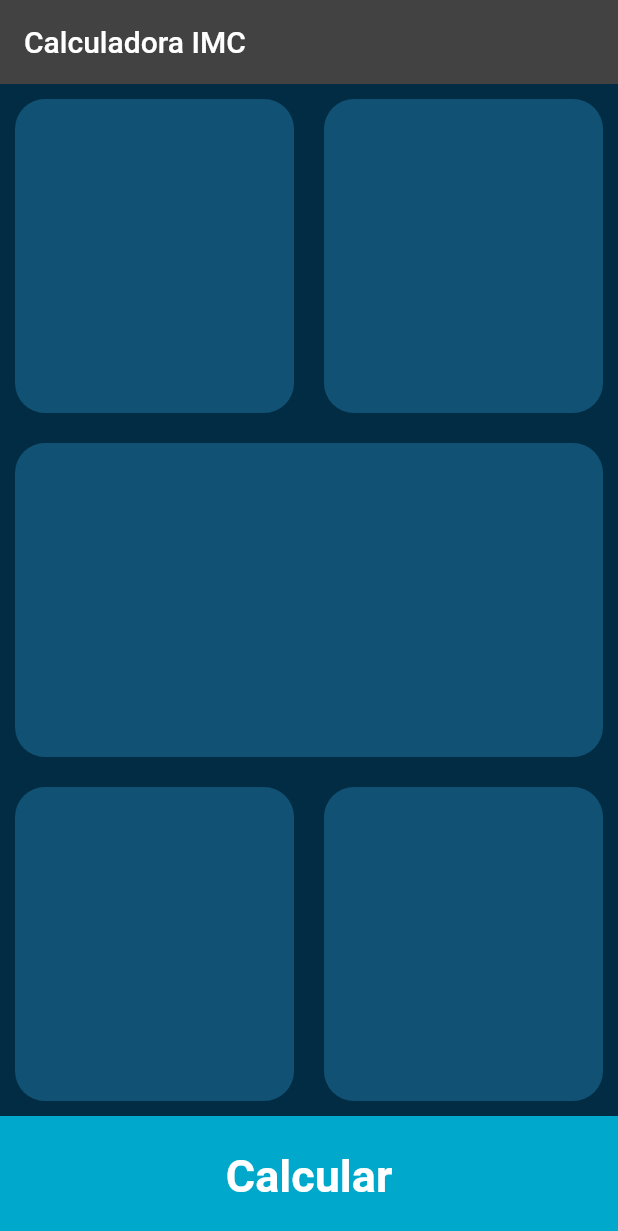
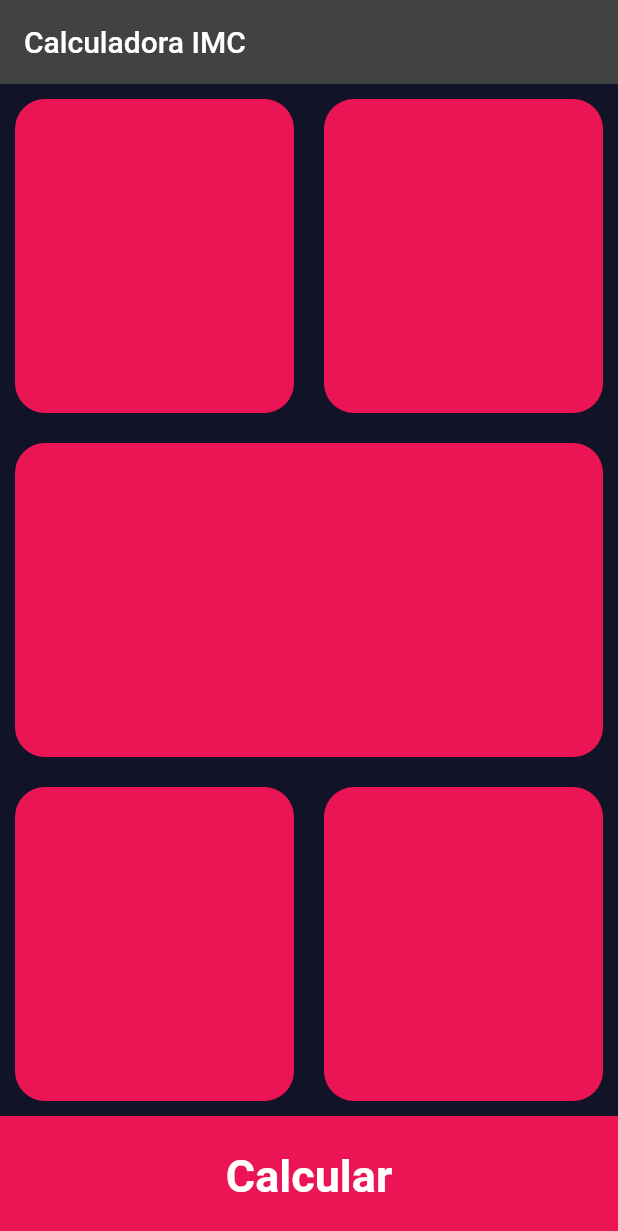
Before and after one commit to tvlas/bmi-calculator, a Flutter app: the screen it shows after launch, on a phone screen of 412 x 824 dp. Shown: the top 1231 px of the screen. Run offline on Flutter 3.47's test engine with Material 2 defaults, Android fonts, the phone set to English and light mode, and no system bars.

Commit message:
consts update

```diff
--- a/lib/consts.dart
+++ b/lib/consts.dart
@@ -1,14 +1,14 @@
 import 'package:flutter/material.dart';
 
 //Primary color
-const kprimarycolor = Color(0xFF022C43);
+const kprimarycolor = Color(0xFF111328);
 
 //card color
-const kActiveColor = Color(0xFF115173);
-const kInactiveColor = Color(0xFF053F5E);
+const kActiveColor = Color(0xffeb1555);
+const kInactiveColor = Color(0xFF111328);
 
-const kButtonColor = Color(0xFF00A8CC);
-const kBottomContainerColor = Color(0xFF00A8CC);
+const kButtonColor = Color(0xffeb1555);
+const kBottomContainerColor = Color(0xFFEB1555);
 
 //Container Size
 const kBottomContainerHeight = 80.0;
```
